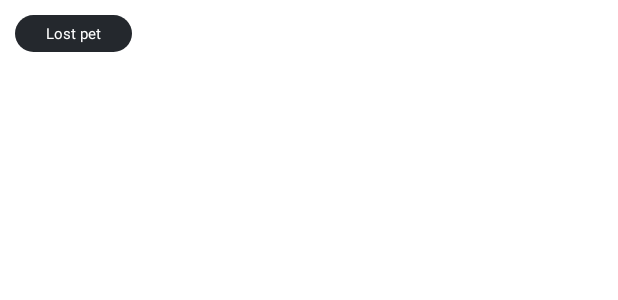
After one commit to mabdullah215/Wyd, an Android app: the layout item_event_list.xml on its own in the app's theme, with its tools: preview values and no code run, on a phone screen of 412 x 824 dp. The commit adds this screen. Shown: the top 300 px of the screen. Run offline under Robolectric (Android 15) with nearby library versions, the phone set to English and light mode, and no system bars.

Commit message:
event listing

```diff
--- a/app/src/main/java/com/mobileapp/wyd/model/User.java
+++ b/app/src/main/java/com/mobileapp/wyd/model/User.java
@@ -10,6 +10,7 @@
     String email;
     String image;
     String description;
+    String gender;
     String phone;
 
     public User()
@@ -19,6 +20,7 @@
         this.phone="";
         this.description="";
         this.image="";
+        this.gender="male";
     }
 
     public String getImage() {
--- /dev/null
+++ b/app/src/main/res/drawable/photo_corner.xml
@@ -0,0 +1,5 @@
+<?xml version="1.0" encoding="UTF-8"?>
+<shape xmlns:android="http://schemas.android.com/apk/res/android">
+    <corners android:radius="15dp"/>
+
+</shape>
--- /dev/null
+++ b/app/src/main/res/layout/item_event_list.xml
@@ -0,0 +1,85 @@
+<?xml version="1.0" encoding="utf-8"?>
+<LinearLayout xmlns:android="http://schemas.android.com/apk/res/android"
+    android:layout_width="match_parent"
+    android:orientation="vertical"
+    android:layout_margin="10dp"
+    android:layout_height="wrap_content">
+
+    <RelativeLayout
+        android:layout_width="match_parent"
+        android:layout_height="wrap_content">
+
+        <TextView
+            android:id="@+id/tv_category"
+            android:layout_width="wrap_content"
+            android:layout_height="wrap_content"
+            android:background="@drawable/round_corner"
+            android:backgroundTint="@color/purple_200"
+            android:padding="@dimen/_4sdp"
+            android:textSize="10sp"
+            android:minWidth="@dimen/_60sdp"
+            android:textAlignment="center"
+            android:text="Lost pet"
+            android:textColor="@color/white" />
+
+
+        <TextView
+            android:layout_width="wrap_content"
+            android:layout_toRightOf="@+id/tv_category"
+            android:id="@+id/tv_date"
+            android:layout_centerVertical="true"
+            android:textSize="12sp"
+            android:layout_marginLeft="@dimen/_5sdp"
+            android:textColor="@color/black"
+            android:fontFamily="@font/uber_move_bold"
+            android:layout_height="wrap_content"/>
+
+    </RelativeLayout>
+
+
+
+
+    <androidx.constraintlayout.widget.ConstraintLayout
+        android:layout_width="match_parent"
+        xmlns:app="http://schemas.android.com/apk/res-auto"
+        android:layout_marginTop="5dp"
+        android:layout_height="wrap_content">
+
+        <ImageView
+            android:layout_width="match_parent"
+            android:id="@+id/img_source"
+            android:background="@drawable/photo_corner"
+            app:layout_constraintDimensionRatio="1"
+            app:layout_constraintStart_toStartOf="parent"
+            app:layout_constraintTop_toTopOf="parent"
+            android:layout_height="0dp"/>
+
+    </androidx.constraintlayout.widget.ConstraintLayout>
+
+    <TextView
+        android:layout_width="wrap_content"
+        android:id="@+id/tv_name"
+        android:textSize="16sp"
+        android:layout_marginTop="10dp"
+        android:textColor="#333333"
+        android:fontFamily="@font/uber_move_bold"
+        android:layout_height="wrap_content"/>
+
+    <TextView
+        android:layout_width="wrap_content"
+        android:id="@+id/tv_address"
+        android:textSize="10sp"
+        android:fontFamily="@font/uber_move_regular"
+        android:textColor="#666666"
+        android:layout_height="wrap_content"/>
+
+    <TextView
+        android:layout_width="wrap_content"
+        android:id="@+id/tv_participents"
+        android:textSize="10sp"
+        android:textColor="#666666"
+        android:fontFamily="@font/uber_move_regular"
+        android:layout_marginBottom="@dimen/_10sdp"
+        android:layout_height="wrap_content"/>
+
+</LinearLayout>
--- a/app/src/main/res/values/colors.xml
+++ b/app/src/main/res/values/colors.xml
@@ -7,4 +7,8 @@
     <color name="teal_700">#FF018786</color>
     <color name="black">#FF000000</color>
     <color name="white">#FFFFFFFF</color>
+    <color name="text_color_default">#666666</color>
+    <color name="box_color_default">#f1f1f1</color>
+    <color name="box_color_highlight">#7cadbb</color>
+    <color name="text_color_highlight">#ffffff</color>
 </resources>
```
Also changed, not shown: app/src/main/java/com/mobileapp/wyd/MainActivity.java (+77 -1 lines), app/src/main/java/com/mobileapp/wyd/adapter/EventListAdapter.java (added, +111 -0 lines), app/src/main/java/com/mobileapp/wyd/adapter/FilterListAdapter.java (added, +94 -0 lines), app/src/main/java/com/mobileapp/wyd/model/Event.java (added, +125 -0 lines), app/src/main/java/com/mobileapp/wyd/utils/CustomerMenu.java (+10 -2 lines), app/src/main/res/layout/activity_main.xml (+34 -5 lines), app/src/main/res/layout/item_filter.xml (added, +23 -0 lines), app/src/main/res/layout/menu_customer.xml (+16 -0 lines).
